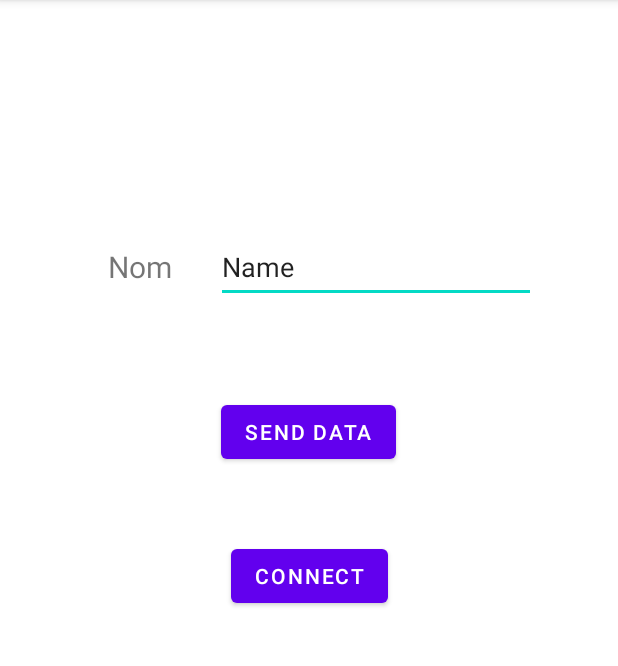
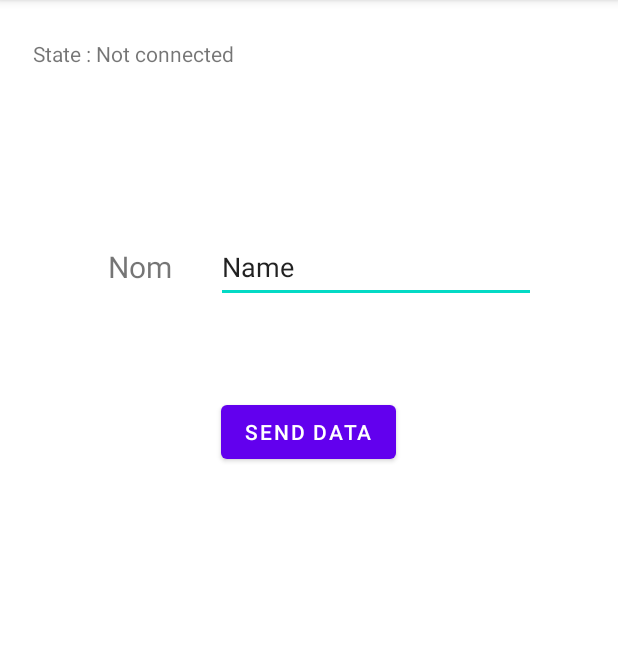
Before and after one commit to AnasHouissa/SendReceiveBluetooth, an Android app: the screen it shows after launch (MainActivity), on a phone screen of 412 x 824 dp, the part 84-750 px from its top. Run offline under Robolectric (Android 15) with nearby library versions, the phone set to English and light mode, and no system bars.

```diff
--- a/app/build.gradle
+++ b/app/build.gradle
@@ -34,5 +34,7 @@ dependencies {
     implementation 'androidx.constraintlayout:constraintlayout:2.0.4'
     testImplementation 'junit:junit:4.13.2'
     androidTestImplementation 'androidx.test.ext:junit:1.1.3'
+
+    implementation 'com.google.android.gms:play-services-location:17.0.0'
     androidTestImplementation 'androidx.test.espresso:espresso-core:3.4.0'
 }
--- a/app/src/main/res/layout/activity_main.xml
+++ b/app/src/main/res/layout/activity_main.xml
@@ -48,13 +48,16 @@
         app:layout_constraintTop_toTopOf="parent"
         app:layout_constraintVertical_bias="0.367" />
 
-    <Button
-        android:id="@+id/btn_connect"
-        android:layout_width="wrap_content"
-        android:layout_height="wrap_content"
-        android:text="Connect"
+    <TextView
+        android:id="@+id/tv_state"
+        android:layout_width="173dp"
+        android:layout_height="24dp"
+        android:text="State : Not connected"
         app:layout_constraintBottom_toBottomOf="parent"
         app:layout_constraintEnd_toEndOf="parent"
+        app:layout_constraintHorizontal_bias="0.093"
         app:layout_constraintStart_toStartOf="parent"
-        app:layout_constraintTop_toTopOf="parent" />
+        app:layout_constraintTop_toTopOf="parent"
+        app:layout_constraintVertical_bias="0.035" />
+
 </androidx.constraintlayout.widget.ConstraintLayout>
```
Also changed, not shown: app/src/main/java/com/example/sendbluetoothv1/BluetoothChatService.java (+19 -4 lines), app/src/main/java/com/example/sendbluetoothv1/MainActivity.java (+106 -15 lines).
